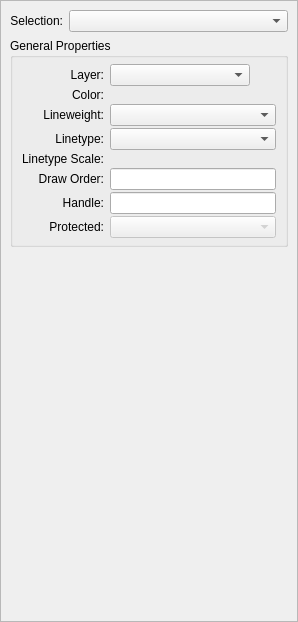
Qt form scripts/Widgets/PropertyEditor/PropertyEditor.ui (qcad/qcad) before a commit.
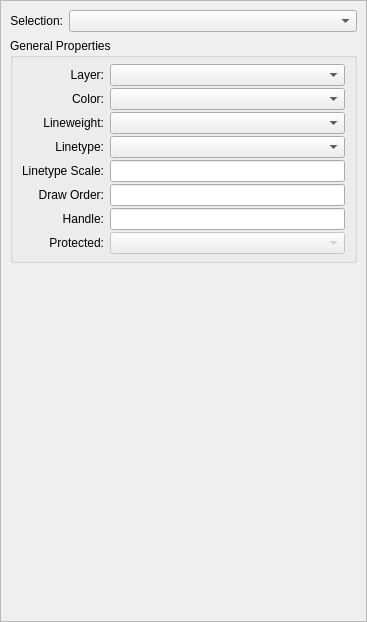
The same form after that commit. Icons and pictures are not drawn. Custom widgets are drawn as their Qt base class.

Patch:
```diff
--- a/scripts/Widgets/PropertyEditor/PropertyEditor.ui
+++ b/scripts/Widgets/PropertyEditor/PropertyEditor.ui
@@ -6,7 +6,7 @@
    <rect>
     <x>0</x>
     <y>0</y>
-    <width>298</width>
+    <width>367</width>
     <height>622</height>
    </rect>
   </property>
@@ -27,7 +27,7 @@
     <rect>
      <x>0</x>
      <y>0</y>
-     <width>296</width>
+     <width>365</width>
      <height>620</height>
     </rect>
    </property>
@@ -117,27 +117,8 @@
          </property>
         </widget>
        </item>
-       <item row="0" column="1">
-        <widget class="QComboBox" name="Layer">
-         <property name="sizePolicy">
-          <sizepolicy hsizetype="Ignored" vsizetype="Fixed">
-           <horstretch>0</horstretch>
-           <verstretch>0</verstretch>
-          </sizepolicy>
-         </property>
-         <property name="minimumSize">
-          <size>
-           <width>50</width>
-           <height>0</height>
-          </size>
-         </property>
-         <property name="focusPolicy">
-          <enum>Qt::ClickFocus</enum>
-         </property>
-        </widget>
-       </item>
        <item row="1" column="1" colspan="2">
-        <widget class="RColorCombo" name="Color" native="true">
+        <widget class="RColorCombo" name="Color">
          <property name="sizePolicy">
           <sizepolicy hsizetype="Ignored" vsizetype="Fixed">
            <horstretch>0</horstretch>
@@ -171,28 +152,8 @@
        <item row="5" column="1" colspan="2">
         <widget class="QLineEdit" name="DrawOrder"/>
        </item>
-       <item row="0" column="2">
-        <widget class="QToolButton" name="MoveToNewLayer">
-         <property name="toolTip">
-          <string>Move Selection to a New Layer</string>
-         </property>
-         <property name="icon">
-          <iconset>
-           <normaloff>AddLayer.svg</normaloff>AddLayer.svg</iconset>
-         </property>
-         <property name="iconSize">
-          <size>
-           <width>12</width>
-           <height>12</height>
-          </size>
-         </property>
-         <property name="autoRaise">
-          <bool>true</bool>
-         </property>
-        </widget>
-       </item>
        <item row="4" column="1" colspan="2">
-        <widget class="RMathLineEdit" name="LinetypeScale" native="true">
+        <widget class="RMathLineEdit" name="LinetypeScale">
          <property name="angle" stdset="0">
           <bool>false</bool>
          </property>
@@ -299,6 +260,25 @@
          </property>
         </widget>
        </item>
+       <item row="0" column="1" colspan="2">
+        <widget class="QComboBox" name="Layer">
+         <property name="sizePolicy">
+          <sizepolicy hsizetype="Ignored" vsizetype="Fixed">
+           <horstretch>0</horstretch>
+           <verstretch>0</verstretch>
+          </sizepolicy>
+         </property>
+         <property name="minimumSize">
+          <size>
+           <width>50</width>
+           <height>0</height>
+          </size>
+         </property>
+         <property name="focusPolicy">
+          <enum>Qt::ClickFocus</enum>
+         </property>
+        </widget>
+       </item>
       </layout>
      </widget>
     </item>
@@ -319,26 +299,26 @@
   </widget>
  </widget>
  <customwidgets>
-  <customwidget>
-   <class>RMathLineEdit</class>
-   <extends>QWidget</extends>
-   <header>rmathlineedit.h</header>
-  </customwidget>
-  <customwidget>
-   <class>RColorCombo</class>
-   <extends>QWidget</extends>
-   <header>rcolorcombo.h</header>
-  </customwidget>
   <customwidget>
    <class>RLineweightCombo</class>
    <extends>QComboBox</extends>
    <header>RLineweightCombo.h</header>
   </customwidget>
+  <customwidget>
+   <class>RColorCombo</class>
+   <extends>QComboBox</extends>
+   <header>RColorCombo.h</header>
+  </customwidget>
   <customwidget>
    <class>RLinetypeCombo</class>
    <extends>QComboBox</extends>
    <header>RLinetypeCombo.h</header>
   </customwidget>
+  <customwidget>
+   <class>RMathLineEdit</class>
+   <extends>QLineEdit</extends>
+   <header>RMathLineEdit.h</header>
+  </customwidget>
  </customwidgets>
  <tabstops>
   <tabstop>Selection</tabstop>
```
Left out of the diff: 1 changed line with no effect on the pictures.
